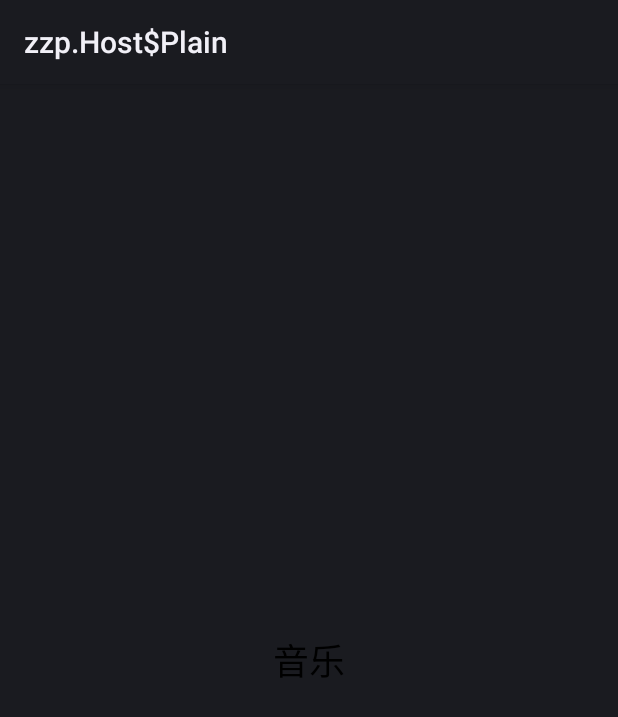
After one commit to fupingde/SummerVacation, an Android app: the fragment MusicFragment shown on its own in the app's theme, on a phone screen of 412 x 824 dp. The commit adds this screen. Shown: the top 717 px of the screen. Run offline under Robolectric (Android 15) with nearby library versions, the phone set to English and light mode, and no system bars.

Commit message:
我的页面1

```diff
--- a/module_main/build.gradle.kts
+++ b/module_main/build.gradle.kts
@@ -62,8 +62,12 @@ dependencies {
     implementation("com.github.bumptech.glide:glide:4.13.2")
     annotationProcessor("com.github.bumptech.glide:compiler:4.12.0")
     kapt("com.github.bumptech.glide:compiler:4.13.2")
+    implementation ("androidx.appcompat:appcompat:1.3.0")
+    implementation ("androidx.core:core-ktx:1.6.0")
+    implementation ("androidx.cardview:cardview:1.0.0")
     implementation("androidx.lifecycle:lifecycle-viewmodel-ktx:2.3.1")
     implementation("androidx.lifecycle:lifecycle-livedata-ktx:2.3.1")
+    implementation ("com.google.android.material:material:1.4.0")
     implementation ("androidx.media3:media3-exoplayer:1.0.0")
     implementation ("androidx.media3:media3-ui:1.0.0")
 }
--- /dev/null
+++ b/module_main/src/main/java/com/example/module/Fragment/MusicFragment.kt
@@ -0,0 +1,23 @@
+package com.example.module.ui.fragments
+
+import android.os.Bundle
+import android.view.LayoutInflater
+import android.view.View
+import android.view.ViewGroup
+import androidx.fragment.app.Fragment
+import com.example.module.main.databinding.FragmentMusicBinding
+
+class MusicFragment : Fragment() {
+    private var _binding: FragmentMusicBinding? = null
+    private val binding get() = _binding!!
+
+    override fun onCreateView(inflater: LayoutInflater, container: ViewGroup?, savedInstanceState: Bundle?): View? {
+        _binding = FragmentMusicBinding.inflate(inflater, container, false)
+        return binding.root
+    }
+
+    override fun onDestroyView() {
+        super.onDestroyView()
+        _binding = null
+    }
+}
--- a/module_main/src/main/java/com/example/module/ui/MainActivity.kt
+++ b/module_main/src/main/java/com/example/module/ui/MainActivity.kt
@@ -19,7 +19,6 @@ import com.bumptech.glide.request.RequestOptions
 import com.bumptech.glide.request.target.Target
 import com.example.module.main.R
 import com.example.module.main.databinding.ActivityMainBinding
-import com.example.module.ui.fragments.MyFragment
 import com.example.module.ui.fragments.RecommendFragment
 import com.example.module.ui.viewmodel.SongViewModel
 import com.example.module.ui.viewmodel.ViewModelSingleton
--- a/module_main/src/main/res/layout/activity_music_play.xml
+++ b/module_main/src/main/res/layout/activity_music_play.xml
@@ -74,6 +74,7 @@
                 android:layout_width="wrap_content"
                 android:layout_height="wrap_content"
                 android:layout_gravity="center_horizontal"
+                android:layout_marginBottom="10dp"
                 android:src="@drawable/zhuanfa"
                 android:background="?attr/selectableItemBackgroundBorderless"/>
 
@@ -98,7 +99,8 @@
     <LinearLayout
         android:layout_width="match_parent"
         android:layout_height="wrap_content"
-        android:orientation="horizontal">
+        android:orientation="horizontal"
+        android:layout_marginTop="50dp">
 
         <TextView
             android:id="@+id/currentTime"
--- /dev/null
+++ b/module_main/src/main/res/layout/fragment_music.xml
@@ -0,0 +1,15 @@
+<?xml version="1.0" encoding="utf-8"?>
+<LinearLayout xmlns:android="http://schemas.android.com/apk/res/android"
+    android:layout_width="match_parent"
+    android:layout_height="match_parent"
+    android:orientation="vertical"
+    android:gravity="center"
+    android:padding="16dp">
+
+    <TextView
+        android:layout_width="wrap_content"
+        android:layout_height="wrap_content"
+        android:text="音乐"
+        android:textSize="24sp"
+        android:textColor="@android:color/black"/>
+</LinearLayout>
--- a/module_main/src/main/res/layout/fragment_recommend.xml
+++ b/module_main/src/main/res/layout/fragment_recommend.xml
@@ -9,7 +9,7 @@
         android:layout_width="match_parent"
         android:layout_height="wrap_content"
         android:theme="@style/ThemeOverlay.AppCompat.Dark.ActionBar"
-        app:elevation="0dp"> <!-- 确保没有阴影 -->
+        app:elevation="0dp">
 
         <androidx.appcompat.widget.Toolbar
             android:id="@+id/toolbar"
@@ -18,7 +18,6 @@
             android:background="@drawable/background"
             app:layout_scrollFlags="enterAlways|snap">
 
-            <!-- 删除原先的ImageButton -->
 
             <com.google.android.material.tabs.TabLayout
                 android:id="@+id/tab_layout"
@@ -32,7 +31,7 @@
 
             <androidx.cardview.widget.CardView
                 android:id="@+id/cardView"
-                android:layout_width="300dp"
+                android:layout_width="230dp"
                 android:layout_height="40dp"
                 android:layout_marginLeft="16dp"
                 app:cardCornerRadius="20dp"
--- a/module_main/src/main/res/values/strings.xml
+++ b/module_main/src/main/res/values/strings.xml
@@ -1,3 +1,5 @@
 <resources>
     <string name="app_name">module_main</string>
+    <!-- TODO: Remove or change this placeholder text -->
+    <string name="hello_blank_fragment">Hello blank fragment</string>
 </resources>
```
Also changed, not shown: module_main/src/main/java/com/example/module/Fragment/ChannelFragment.kt (renamed from module_main/src/main/java/com/example/module/Fragment/MyFragment.kt, +4 -4 lines), module_main/src/main/java/com/example/module/Fragment/StoryFragment.kt (added, +23 -0 lines), module_main/src/main/java/com/example/module/adapters/MyFragmentAdapter.kt (added, +19 -0 lines).
